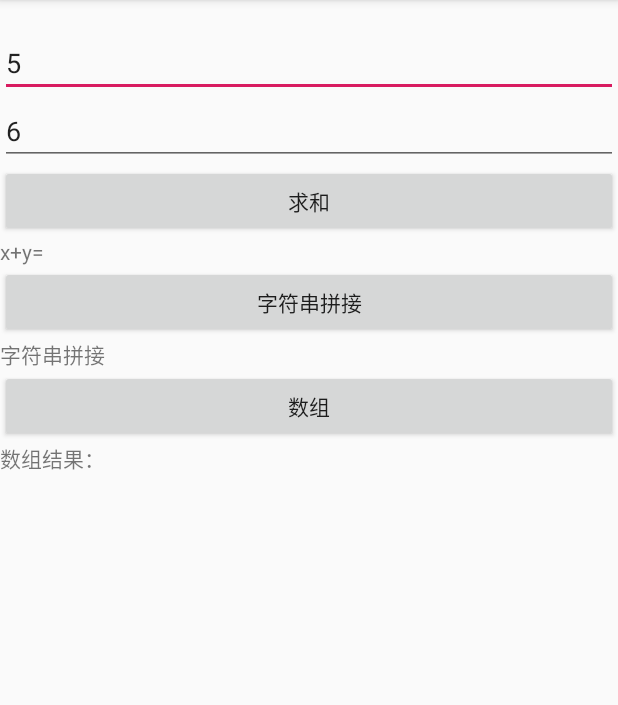
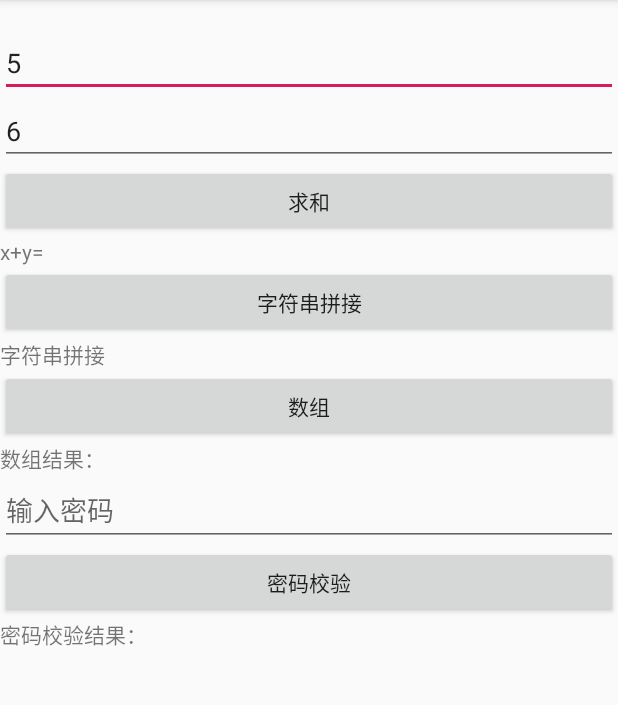
Before and after one commit to LuckyCode1992/android_study_demo, an Android app: the JNIActivity screen opened directly, with no data from a screen before it, on a phone screen of 412 x 824 dp, the part 84-789 px from its top. Run offline under Robolectric (Android 15) with nearby library versions, the phone set to English and light mode, and no system bars; 2 statements that could not run were skipped.

Commit message:
jni密码校验

```diff
--- a/app/src/main/java/com/justcode/hxl/androidstudydemo/ndkdemo/JNIActivity.kt
+++ b/app/src/main/java/com/justcode/hxl/androidstudydemo/ndkdemo/JNIActivity.kt
@@ -28,5 +28,10 @@ class JNIActivity : AppCompatActivity() {
             val increaseArrayEles = jniUtil.increaseArrayEles(intArray)
             tv_array.text = increaseArrayEles.contentToString()
         }
+        btn_pwd.setOnClickListener {
+            val pwdString = et_pwd.text.toString()
+            val result = jniUtil.checkPwd(pwdString)
+            tv_pwd.text = "密码校验结果:$result"
+        }
     }
 }
--- a/app/src/main/res/layout/activity_jni.xml
+++ b/app/src/main/res/layout/activity_jni.xml
@@ -7,37 +7,44 @@
         android:layout_height="match_parent"
         android:orientation="vertical"
         tools:context=".ndkdemo.JNIActivity">
+
     <TextView
             android:id="@+id/tv_sayhello"
             android:layout_width="match_parent"
             android:layout_height="wrap_content"/>
+
     <EditText
             android:id="@+id/et_x"
             android:hint="x"
             android:text="5"
             android:layout_width="match_parent"
             android:layout_height="wrap_content"/>
+
     <EditText
             android:id="@+id/et_y"
             android:hint="y"
             android:text="6"
             android:layout_width="match_parent"
             android:layout_height="wrap_content"/>
+
     <Button
             android:id="@+id/btn_sum"
             android:text="求和"
             android:layout_width="match_parent"
             android:layout_height="wrap_content"/>
+
     <TextView
             android:id="@+id/tv_sum"
             android:text="x+y="
             android:layout_width="match_parent"
             android:layout_height="wrap_content"/>
+
     <Button
             android:id="@+id/btn_stradd"
             android:text="字符串拼接"
             android:layout_width="match_parent"
             android:layout_height="wrap_content"/>
+
     <TextView
             android:id="@+id/tv_stringadd"
             android:text="字符串拼接"
@@ -49,9 +56,27 @@
             android:text="数组"
             android:layout_width="match_parent"
             android:layout_height="wrap_content"/>
+
     <TextView
             android:id="@+id/tv_array"
             android:text="数组结果："
             android:layout_width="match_parent"
             android:layout_height="wrap_content"/>
+    <EditText
+            android:id="@+id/et_pwd"
+            android:hint="输入密码"
+            android:text=""
+            android:layout_width="match_parent"
+            android:layout_height="wrap_content"/>
+    <Button
+            android:id="@+id/btn_pwd"
+            android:text="密码校验"
+            android:layout_width="match_parent"
+            android:layout_height="wrap_content"/>
+
+    <TextView
+            android:id="@+id/tv_pwd"
+            android:text="密码校验结果："
+            android:layout_width="match_parent"
+            android:layout_height="wrap_content"/>
 </LinearLayout>
```
Also changed, not shown: 1 other file. Lines whose indentation alone changed are shown as unchanged.
